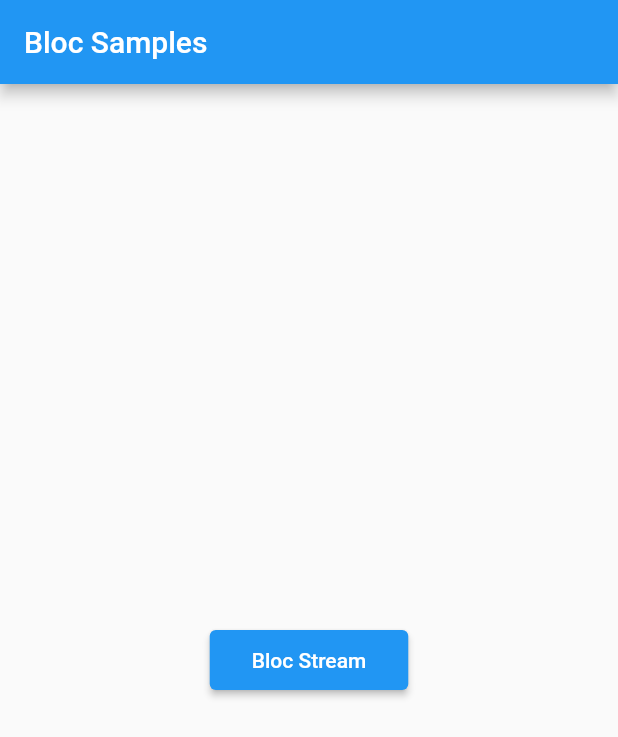
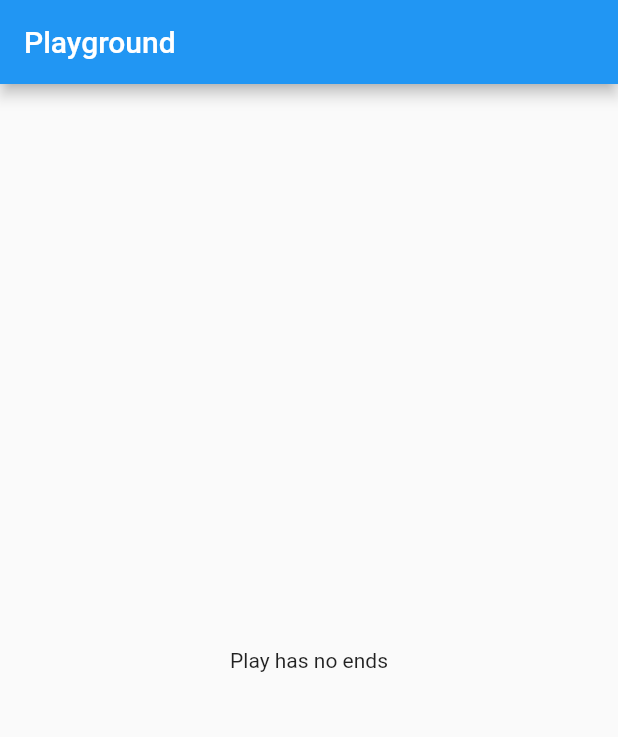
Before and after one commit to DeleMike/playground-flutter, a Flutter app: the screen it shows after launch, on a phone screen of 412 x 824 dp. Shown: the top 737 px of the screen. Run offline on Flutter 3.47's test engine with Material 2 defaults, Android fonts, the phone set to English and light mode, and no system bars.

Commit message:
Revert "bloc streams study"

```diff
--- a/lib/counter_stream/bloc/counter_bloc.dart
+++ /dev/null
@@ -1,42 +0,0 @@
-import 'dart:async';
-
-import 'package:equatable/equatable.dart';
-import 'package:flutter/foundation.dart';
-import 'package:flutter_bloc/flutter_bloc.dart';
-
-import '../ticker.dart';
-
-part 'counter_state.dart';
-part 'counter_event.dart';
-
-class CounterBloc extends Bloc<CounterEvent, CounterState> {
-  final Ticker _ticker;
-  static const int _duration = 1;
-
-  StreamSubscription<int> _tickerSubscription;
-
-  CounterBloc({Ticker ticker})
-      : _ticker = ticker,
-        super(CounterInitial(_duration)) {
-    on<CounterStarted>(_onStarted);
-    on<CounterTicked>(_onTicked);
-  }
-
-  @override
-  Future<void> close() {
-    _tickerSubscription.cancel();
-    return super.close();
-  }
-
-  void _onStarted(CounterStarted event, Emitter<CounterState> emit) {
-    emit(CounterRunning(event.duration));
-    // _tickerSubscription.cancel();
-    _tickerSubscription = _ticker.tick(ticks: event.duration).listen((duration) {
-      add(CounterTicked(duration: duration));
-    });
-  }
-
-  void _onTicked(CounterTicked event, Emitter<CounterState> emit) {
-    emit(event.duration < 13 ? CounterRunning(event.duration) : CounterCompleted());
-  }
-}
--- a/lib/counter_stream/bloc/counter_event.dart
+++ /dev/null
@@ -1,23 +0,0 @@
-part of 'counter_bloc.dart';
-
-abstract class CounterEvent extends Equatable {
-  const CounterEvent();
-
-  @override
-  List<Object> get props => [];
-}
-
-// counter started
-class CounterStarted extends CounterEvent {
-  final int duration;
-  const CounterStarted({@required this.duration});
-}
-
-//counter ticked
-class CounterTicked extends CounterEvent {
-  final int duration;
-  const CounterTicked({@required this.duration});
-
-  @override
-  List<Object> get props => [duration];
-}
--- a/lib/counter_stream/bloc/counter_state.dart
+++ /dev/null
@@ -1,32 +0,0 @@
-part of 'counter_bloc.dart';
-
-abstract class CounterState extends Equatable {
-  final int duration;
-  const CounterState(this.duration);
-
-  @override
-  List<Object> get props => [duration];
-}
-
-// initial state
-class CounterInitial extends CounterState {
-  CounterInitial(int duration) : super(duration);
-
-  @override
-  String toString() => 'CounterInitial { duration: $duration}';
-}
-
-// running(ticking) state
-class CounterRunning extends CounterState {
-  CounterRunning(int duration) : super(duration);
-
-  @override
-  String toString() => 'CounterRunning { duration: $duration}';
-}
-
-//runned(completed) state
-class CounterCompleted extends CounterState {
-  CounterCompleted() : super(1);
-
-  String toString() => 'CounterCompleted { duration: $duration}';
-}
--- a/lib/counter_stream/ticker.dart
+++ /dev/null
@@ -1,7 +0,0 @@
-class Ticker {
-  const Ticker();
-
-  Stream<int> tick({int ticks}) {
-    return Stream.periodic(Duration(seconds: 1), (x) => x+1);
-  }
-}
--- a/lib/main.dart
+++ b/lib/main.dart
@@ -1,10 +1,4 @@
 import 'package:flutter/material.dart';
-import 'package:flutter_bloc/flutter_bloc.dart';
-import 'package:fluttertoast/fluttertoast.dart';
-import 'package:playground/counter_stream/bloc/counter_bloc.dart';
-
-import './counter_stream/bloc_stream.dart';
-import 'counter_stream/ticker.dart';
 
 void main() {
   runApp(MyApp());
@@ -13,42 +7,28 @@ void main() {
 class MyApp extends StatelessWidget {
   @override
   Widget build(BuildContext context) {
-    return BlocProvider(
-      create: (_) => CounterBloc(ticker: Ticker()),
-      child: MaterialApp(
-        title: 'Flutter PlayGround',
-        theme: ThemeData(
-          primarySwatch: Colors.blue,
-          visualDensity: VisualDensity.adaptivePlatformDensity,
-        ),
-        initialRoute: '/',
-        routes: {'/': (context) => SelectBlocType(), '/bloc-stream': (context) => BlocStream()},
+    return MaterialApp(
+      title: 'Flutter PlayGround',
+      theme: ThemeData(
+        primarySwatch: Colors.blue,
+        visualDensity: VisualDensity.adaptivePlatformDensity,
+      ),
+      home: MyHomePage(),
+    );
+  }
+}
+
+class MyHomePage extends StatelessWidget {
+
+  @override
+  Widget build(BuildContext context) {
+    return Scaffold(
+      appBar: AppBar(
+        title: Text('Playground'),
+      ),
+      body: Center(
+        child: Text('Play has no ends'),
       ),
     );
   }
 }
-
-class SelectBlocType extends StatelessWidget {
-  @override
-  Widget build(BuildContext context) {
-    return Scaffold(
-      appBar: AppBar(title: Text('Bloc Samples')),
-      body: Center(
-        child: Column(
-          mainAxisAlignment: MainAxisAlignment.center,
-          children: [
-            ElevatedButton(
-              onPressed: () {
-                Navigator.of(context).pushNamed('/bloc-stream');
-              },
-              child: Padding(
-                padding: const EdgeInsets.all(12),
-                child: Text('Bloc Stream'),
-              ),
-            ),
-          ],
-        ),
-      ),
-    );
-  }
-}
--- a/pubspec.yaml
+++ b/pubspec.yaml
@@ -28,9 +28,6 @@ dependencies:
   # The following adds the Cupertino Icons font to your application.
   # Use with the CupertinoIcons class for iOS style icons.
   cupertino_icons: ^1.0.0
-  equatable: ^2.0.3
-  fluttertoast: ^8.0.9
-  flutter_bloc: ^8.0.1
 
 dev_dependencies:
   flutter_test:
```
Also changed, not shown: lib/counter_stream/bloc_stream.dart (deleted, +0 -39 lines), pubspec.lock, 4 other files.
